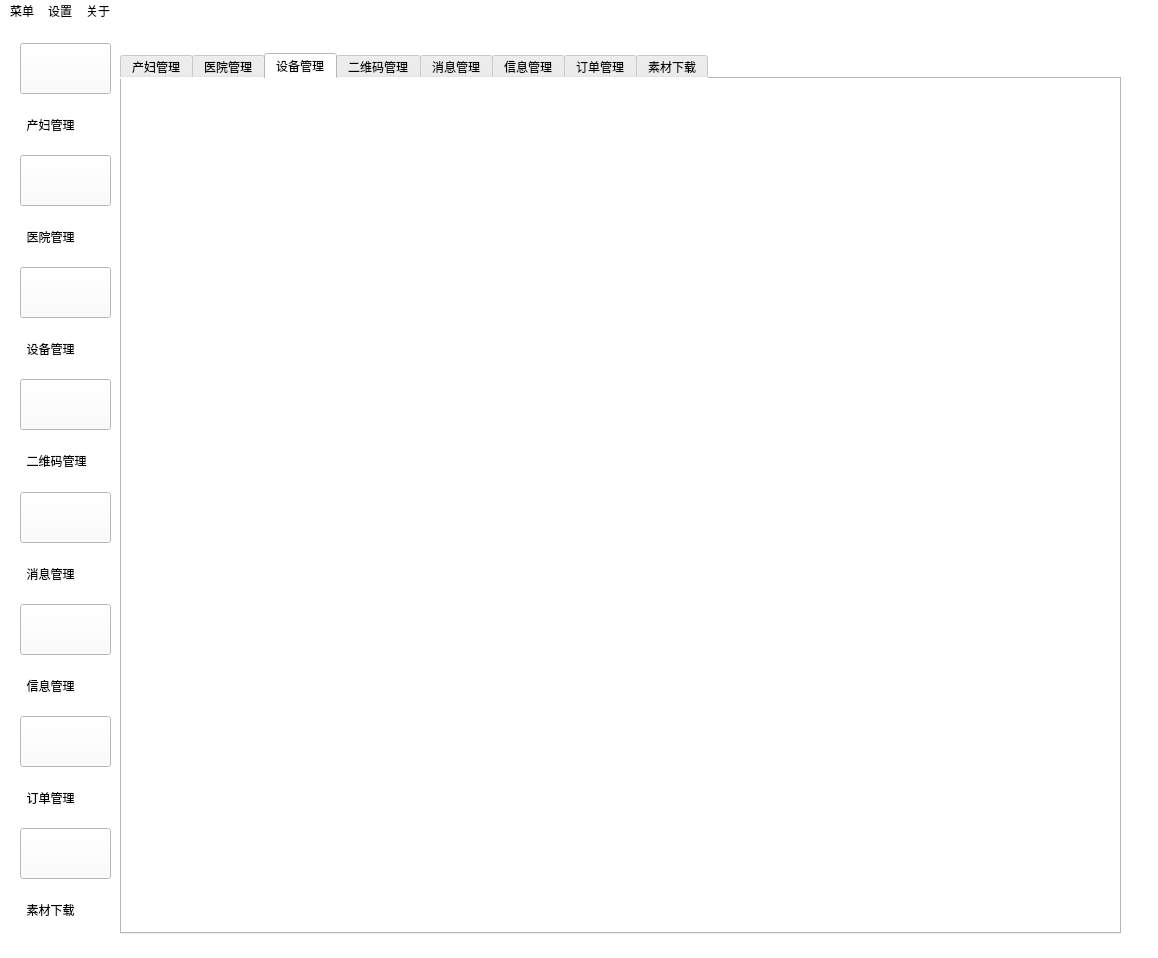
The window that app/view/main/mainWindowui.ui (hello3306/wangyiyun-pyqt5) describes before a commit, drawn with Qt 5.
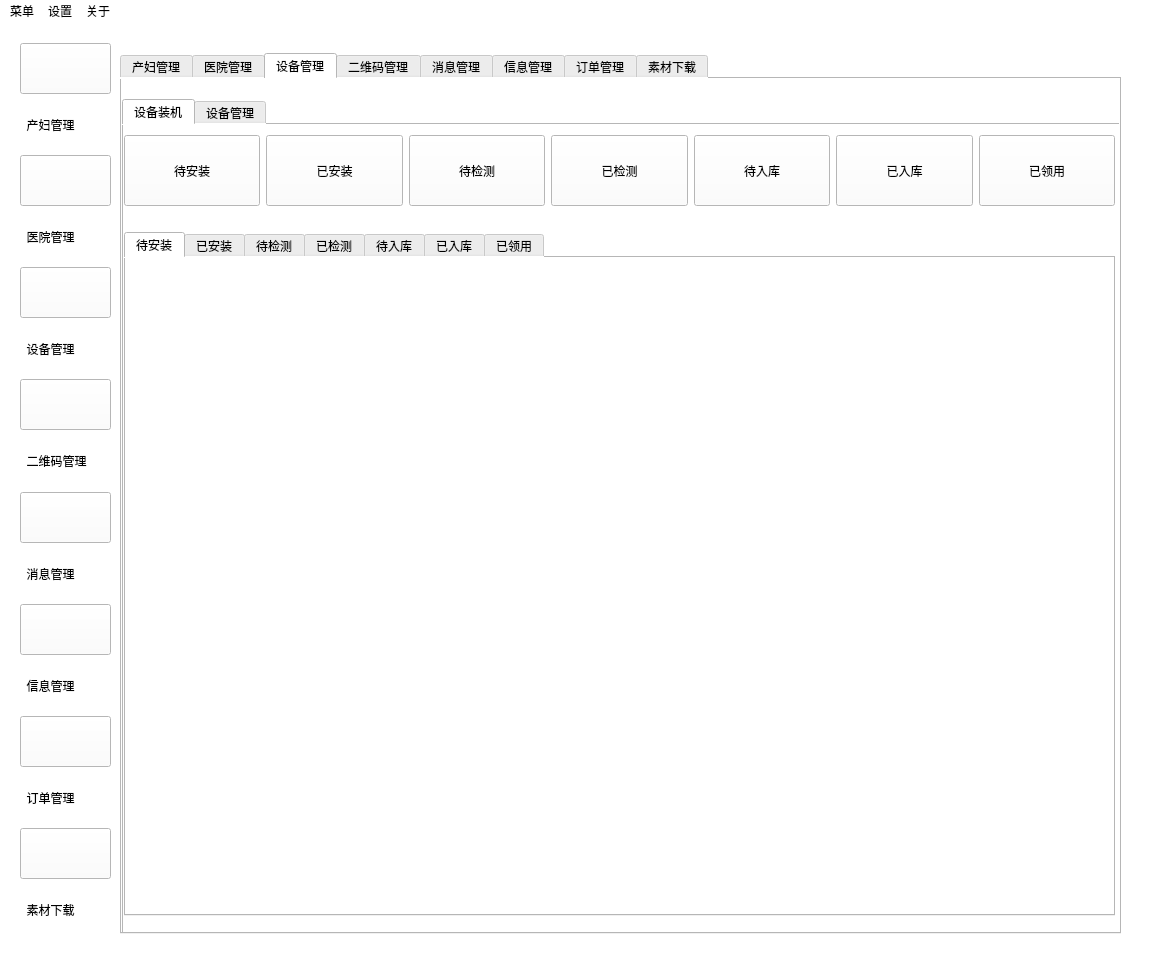
The same window after the commit. The open tabs and pages were chosen to show the change. Icons and pictures are not drawn.

```diff
--- a/app/view/main/mainWindowui.ui
+++ b/app/view/main/mainWindowui.ui
@@ -959,6 +959,403 @@
      <attribute name="title">
       <string>设备管理</string>
      </attribute>
+     <widget class="QTabWidget" name="tabWidget_2">
+      <property name="geometry">
+       <rect>
+        <x>0</x>
+        <y>20</y>
+        <width>1001</width>
+        <height>841</height>
+       </rect>
+      </property>
+      <property name="currentIndex">
+       <number>0</number>
+      </property>
+      <widget class="QWidget" name="tab_9">
+       <attribute name="title">
+        <string>设备装机</string>
+       </attribute>
+       <widget class="QWidget" name="">
+        <property name="geometry">
+         <rect>
+          <x>0</x>
+          <y>-10</y>
+          <width>991</width>
+          <height>801</height>
+         </rect>
+        </property>
+        <layout class="QVBoxLayout" name="verticalLayout_3">
+         <item>
+          <spacer name="horizontalSpacer_5">
+           <property name="orientation">
+            <enum>Qt::Horizontal</enum>
+           </property>
+           <property name="sizeHint" stdset="0">
+            <size>
+             <width>40</width>
+             <height>20</height>
+            </size>
+           </property>
+          </spacer>
+         </item>
+         <item>
+          <layout class="QHBoxLayout" name="horizontalLayout_3">
+           <item>
+            <widget class="QPushButton" name="pushButton_16">
+             <property name="minimumSize">
+              <size>
+               <width>0</width>
+               <height>71</height>
+              </size>
+             </property>
+             <property name="styleSheet">
+              <string notr="true">
+text-align : center;
+background-color : rgb(182, 179, 179);
+font: bold;
+color:white;
+border-color: gray; 
+border-width: 2px;
+border-radius: 10px;
+padding: 6px;
+height : 14px;
+border-style: outset;
+font : 14px;}
+QPushButton:pressed
+{text-align : center;
+background-color :rgb(0,0,0);
+font: bold;
+border-color: gray;
+border-width: 2px;
+border-radius: 10px;
+padding: 6px;
+height : 14px;
+border-style: outset;
+font : 14px;
+
+
+</string>
+             </property>
+             <property name="text">
+              <string>待安装</string>
+             </property>
+            </widget>
+           </item>
+           <item>
+            <widget class="QPushButton" name="pushButton_17">
+             <property name="minimumSize">
+              <size>
+               <width>0</width>
+               <height>71</height>
+              </size>
+             </property>
+             <property name="styleSheet">
+              <string notr="true">
+text-align : center;
+background-color : rgb(218, 84, 46);
+font: bold;
+color:white;
+border-color: gray; 
+border-width: 2px;
+border-radius: 10px;
+padding: 6px;
+height : 14px;
+border-style: outset;
+font : 14px;}
+QPushButton:pressed
+{text-align : center;
+background-color :rgb(0,0,0);
+font: bold;
+border-color: gray;
+border-width: 2px;
+border-radius: 10px;
+padding: 6px;
+height : 14px;
+border-style: outset;
+font : 14px;
+
+
+</string>
+             </property>
+             <property name="text">
+              <string>已安装</string>
+             </property>
+            </widget>
+           </item>
+           <item>
+            <widget class="QPushButton" name="pushButton_18">
+             <property name="minimumSize">
+              <size>
+               <width>0</width>
+               <height>71</height>
+              </size>
+             </property>
+             <property name="styleSheet">
+              <string notr="true">
+text-align : center;
+background-color : rgb(255,184,72);
+color:white;
+font: bold;
+border-color: gray; 
+border-width: 2px;
+border-radius: 10px;
+padding: 6px;
+height : 14px;
+border-style: outset;
+font : 14px;}
+QPushButton:pressed
+{text-align : center;
+background-color :rgb(0,0,0);
+font: bold;
+border-color: gray;
+border-width: 2px;
+border-radius: 10px;
+padding: 6px;
+height : 14px;
+border-style: outset;
+font : 14px;
+
+
+</string>
+             </property>
+             <property name="text">
+              <string>待检测</string>
+             </property>
+            </widget>
+           </item>
+           <item>
+            <widget class="QPushButton" name="pushButton_19">
+             <property name="minimumSize">
+              <size>
+               <width>0</width>
+               <height>71</height>
+              </size>
+             </property>
+             <property name="styleSheet">
+              <string notr="true">
+text-align : center;
+background-color : rgb(34,84,164);
+color:white;
+font: bold;
+border-color: gray; 
+border-width: 2px;
+border-radius: 10px;
+padding: 6px;
+height : 14px;
+border-style: outset;
+font : 14px;}
+QPushButton:pressed
+{text-align : center;
+background-color :rgb(0,0,0);
+font: bold;
+border-color: gray;
+border-width: 2px;
+border-radius: 10px;
+padding: 6px;
+height : 14px;
+border-style: outset;
+font : 14px;
+
+
+</string>
+             </property>
+             <property name="text">
+              <string>已检测</string>
+             </property>
+            </widget>
+           </item>
+           <item>
+            <widget class="QPushButton" name="pushButton_20">
+             <property name="minimumSize">
+              <size>
+               <width>0</width>
+               <height>71</height>
+              </size>
+             </property>
+             <property name="styleSheet">
+              <string notr="true">
+text-align : center;
+background-color : rgb(39,169,227);
+color:white;
+font: bold;
+border-color: gray; 
+border-width: 2px;
+border-radius: 10px;
+padding: 6px;
+height : 14px;
+border-style: outset;
+font : 14px;}
+QPushButton:pressed
+{text-align : center;
+background-color :rgb(0,0,0);
+font: bold;
+border-color: gray;
+border-width: 2px;
+border-radius: 10px;
+padding: 6px;
+height : 14px;
+border-style: outset;
+font : 14px;
+
+
+</string>
+             </property>
+             <property name="text">
+              <string>待入库</string>
+             </property>
+            </widget>
+           </item>
+           <item>
+            <widget class="QPushButton" name="pushButton_21">
+             <property name="minimumSize">
+              <size>
+               <width>0</width>
+               <height>71</height>
+              </size>
+             </property>
+             <property name="styleSheet">
+              <string notr="true">
+text-align : center;
+background-color : rgb(40,183,121);
+color:white;
+font: bold;
+border-color: gray; 
+border-width: 2px;
+border-radius: 10px;
+padding: 6px;
+height : 14px;
+border-style: outset;
+font : 14px;}
+QPushButton:pressed
+{text-align : center;
+background-color :rgb(0,0,0);
+font: bold;
+border-color: gray;
+border-width: 2px;
+border-radius: 10px;
+padding: 6px;
+height : 14px;
+border-style: outset;
+font : 14px;
+
+
+</string>
+             </property>
+             <property name="text">
+              <string>已入库</string>
+             </property>
+            </widget>
+           </item>
+           <item>
+            <widget class="QPushButton" name="pushButton_22">
+             <property name="minimumSize">
+              <size>
+               <width>0</width>
+               <height>71</height>
+              </size>
+             </property>
+             <property name="styleSheet">
+              <string notr="true">
+text-align : center;
+background-color : rgb(40,183,121);
+color:white;
+font: bold;
+border-color: gray; 
+border-width: 2px;
+border-radius: 10px;
+padding: 6px;
+height : 14px;
+border-style: outset;
+font : 14px;}
+QPushButton:pressed
+{text-align : center;
+background-color :rgb(0,0,0);
+font: bold;
+border-color: gray;
+border-width: 2px;
+border-radius: 10px;
+padding: 6px;
+height : 14px;
+border-style: outset;
+font : 14px;
+
+
+</string>
+             </property>
+             <property name="text">
+              <string>已领用</string>
+             </property>
+            </widget>
+           </item>
+          </layout>
+         </item>
+         <item>
+          <spacer name="horizontalSpacer_6">
+           <property name="orientation">
+            <enum>Qt::Horizontal</enum>
+           </property>
+           <property name="sizeHint" stdset="0">
+            <size>
+             <width>40</width>
+             <height>20</height>
+            </size>
+           </property>
+          </spacer>
+         </item>
+         <item>
+          <widget class="QTabWidget" name="tabWidget_3">
+           <property name="styleSheet">
+            <string notr="true">background-img:url(:/image/shebei.png)</string>
+           </property>
+           <property name="currentIndex">
+            <number>0</number>
+           </property>
+           <widget class="QWidget" name="tab_11">
+            <attribute name="title">
+             <string>待安装</string>
+            </attribute>
+           </widget>
+           <widget class="QWidget" name="tab_12">
+            <attribute name="title">
+             <string>已安装</string>
+            </attribute>
+           </widget>
+           <widget class="QWidget" name="tab_13">
+            <attribute name="title">
+             <string>待检测</string>
+            </attribute>
+           </widget>
+           <widget class="QWidget" name="tab_14">
+            <attribute name="title">
+             <string>已检测</string>
+            </attribute>
+           </widget>
+           <widget class="QWidget" name="tab_15">
+            <attribute name="title">
+             <string>待入库</string>
+            </attribute>
+           </widget>
+           <widget class="QWidget" name="tab_16">
+            <attribute name="title">
+             <string>已入库</string>
+            </attribute>
+           </widget>
+           <widget class="QWidget" name="tab_17">
+            <attribute name="title">
+             <string>已领用</string>
+            </attribute>
+           </widget>
+          </widget>
+         </item>
+        </layout>
+       </widget>
+      </widget>
+      <widget class="QWidget" name="tab_10">
+       <attribute name="title">
+        <string>设备管理</string>
+       </attribute>
+      </widget>
+     </widget>
     </widget>
     <widget class="QWidget" name="tab_4">
      <attribute name="title">
```
Left out of the diff: 34 changed lines with no effect on the pictures.
